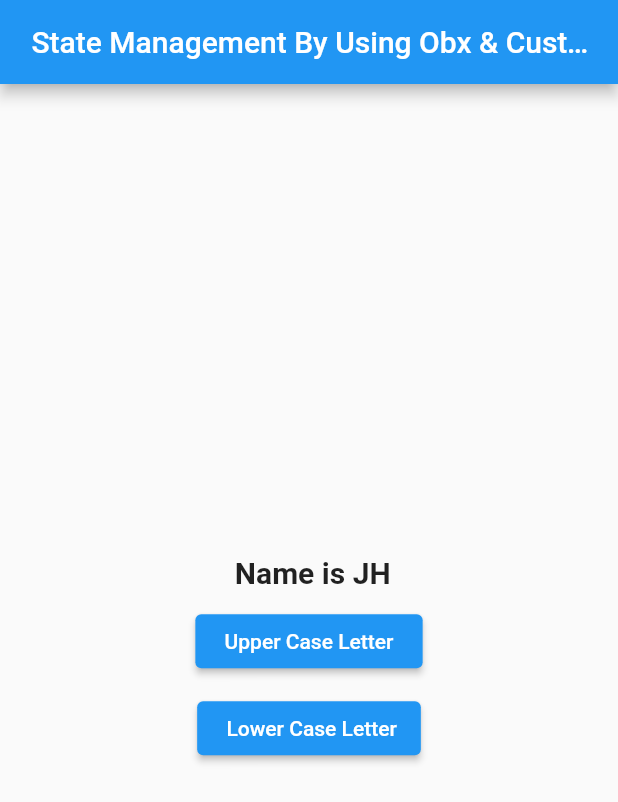
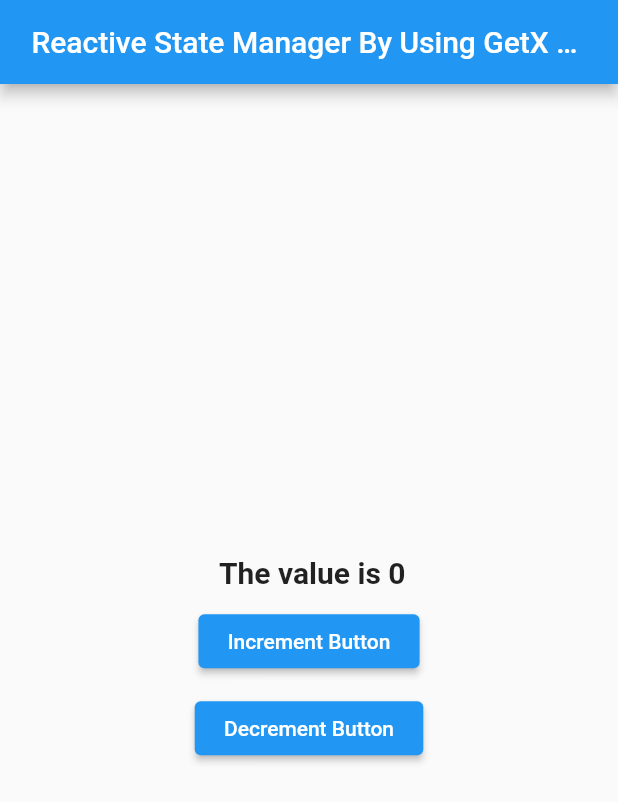
Before and after one commit to jhunderdog/ftb, a Flutter app: the screen it shows after launch, on a phone screen of 412 x 824 dp. Shown: the top 802 px of the screen. Run offline on Flutter 3.47's test engine with Material 2 defaults, Android fonts, the phone set to English and light mode, and no system bars; our stand-ins replace get.

Commit message:
Controller

```diff
--- /dev/null
+++ b/lib/controller.dart
@@ -0,0 +1,12 @@
+import 'package:get/get.dart';
+
+class Controller extends GetxController {
+  var count = 0.obs;
+  void increment() {
+    count++;
+  }
+
+  void decrement() {
+    count--;
+  }
+}
--- a/lib/main.dart
+++ b/lib/main.dart
@@ -1,6 +1,7 @@
 import 'package:flutter/material.dart';
 import 'package:flutter/painting.dart';
 import 'package:flutter/widgets.dart';
+import 'package:ftb/controller.dart';
 import 'package:ftb/dashBoardPage.dart';
 import 'package:ftb/home_page.dart';
 import 'package:ftb/student.dart';
@@ -11,57 +12,53 @@ void main() {
 }
 
 class MyApp extends StatelessWidget {
-  // var student = Student();
-  final student = Student(name: "JH", age: 21).obs;
-
-  // This widget is the root of your application.
+  MyApp({Key? key}) : super(key: key);
+  Controller controller = Get.put(Controller());
   @override
   Widget build(BuildContext context) {
     return GetMaterialApp(
-      title: " State Management By Using Obx & Custom Class ",
+      title: " Reactive State Manager By Using GetX Controller ",
       home: Scaffold(
         appBar: AppBar(
-            title: Text(" State Management By Using Obx & Custom Class "),
+          title: Text(" Reactive State Manager By Using GetX Controller "),
         ),
         body: Center(
           child: Column(
             mainAxisAlignment: MainAxisAlignment.center,
             crossAxisAlignment: CrossAxisAlignment.center,
             children: [
-                Obx(
-                  () => Text(
-                    " Name is ${student.value.name}",
-                    style:
-                        TextStyle(fontSize: 20.0, fontWeight: FontWeight.bold),
-                  ),
-                ),
-                const SizedBox(
-                  height: 10.0,
-                ),
-                ElevatedButton(
-                  onPressed: () {
-                    // student.name.value = student.name.value.toUpperCase();
-                    student.update((student) {
-                      student!.name = student.name.toString().toUpperCase();
-                    });
+              GetX<Controller>(
+                // init: Controller(),
+                builder: (controller) {
+                  return Text(" The value is ${controller.count}",
+                      style: TextStyle(
+                          fontSize: 20.0, fontWeight: FontWeight.bold));
                 },
-                  child: Text(" Upper Case Letter "),
               ),
               SizedBox(
                 height: 10.0,
               ),
               ElevatedButton(
                 onPressed: () {
-                    // student.name.value = student.name.value.toLowerCase();
-                    student.update((student) {
-                      student!.name = student.name.toString().toLowerCase();
-                    });
+                  // Get.find<Controller>().increment();
+                  controller.increment();
                 },
-                  child: Text(" Lower Case Letter"),
-                )
+                child: Text(" Increment Button "),
+              ),
+              SizedBox(
+                height: 10.0,
+              ),
+              ElevatedButton(
+                onPressed: () {
+                  // Get.find<Controller>().decrement();
+                  controller.decrement();
+                },
+                child: Text(" Decrement Button "),
+              ),
             ],
           ),
-          )),
+        ),
+      ),
     );
   }
 }
```
Lines whose indentation alone changed are shown as unchanged.
